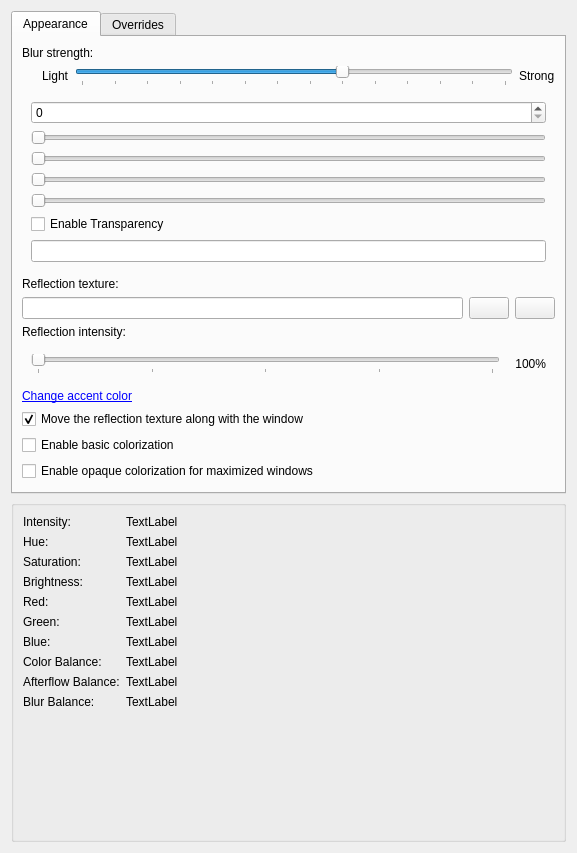
Above: kwin/effects_cpp/kde-effects-aeroglassblur/src/kcm/blur_config.ui from aeroshell-desktop/aerothemeplasma before the change. Below: the same form after it.
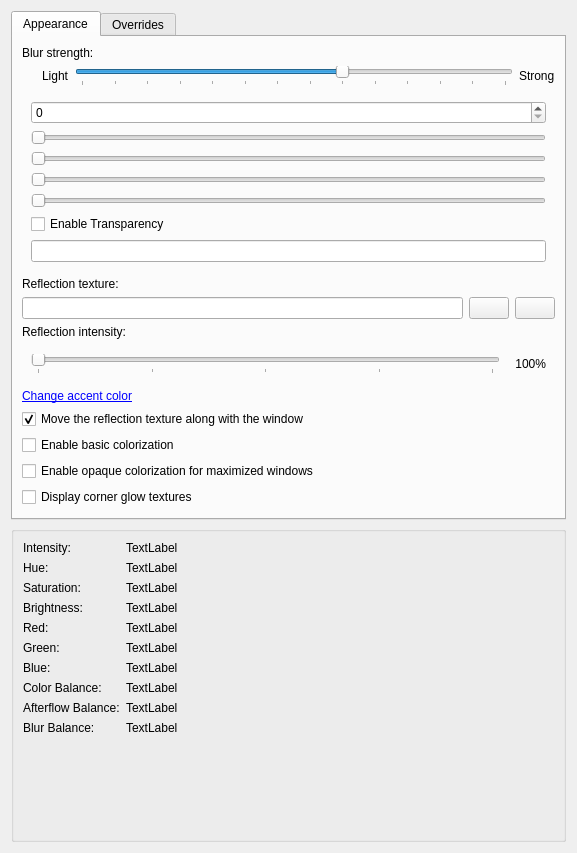
That is the form after the change. Icons and pictures are not drawn.

Diff of the .ui file:
```diff
--- a/kwin/effects_cpp/kde-effects-aeroglassblur/src/kcm/blur_config.ui
+++ b/kwin/effects_cpp/kde-effects-aeroglassblur/src/kcm/blur_config.ui
@@ -299,6 +299,13 @@
          </property>
         </widget>
        </item>
+       <item>
+        <widget class="QCheckBox" name="kcfg_EnableCornerGlow">
+         <property name="text">
+          <string>Display corner glow textures</string>
+         </property>
+        </widget>
+       </item>
        <item>
         <spacer name="verticalSpacer">
          <property name="orientation">
```
